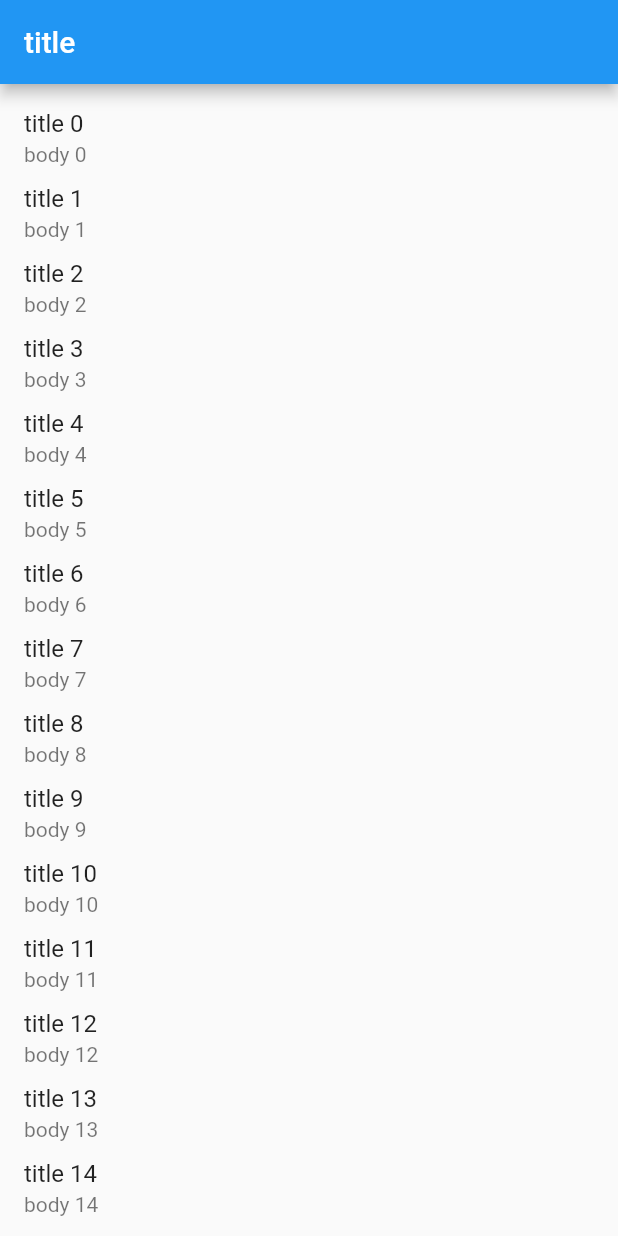
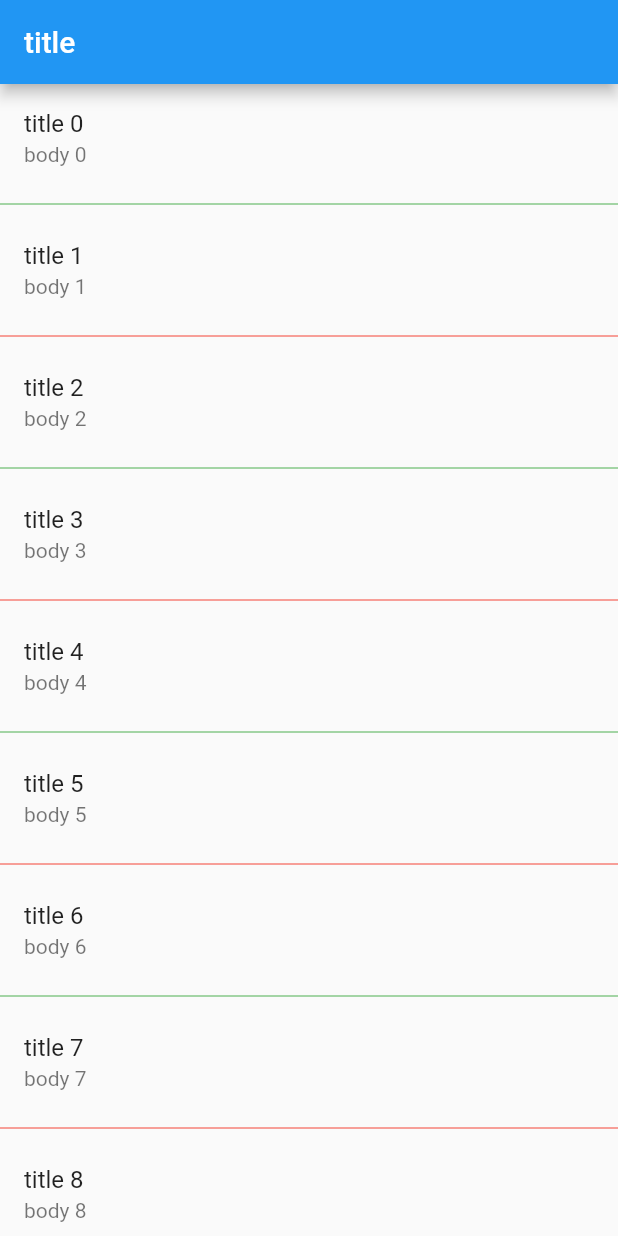
Before and after one commit to zhumingwei/flutter_app_helloworld, a Flutter app: the screen it shows after launch, on a phone screen of 412 x 824 dp. Run offline on Flutter 3.47's test engine with Material 2 defaults, Android fonts, the phone set to English and light mode, and no system bars.

```diff
--- a/lib/main.dart
+++ b/lib/main.dart
@@ -26,12 +26,13 @@ class MyView extends StatelessWidget {
       appBar: AppBar(
         title: Text("title"),
       ),
-      body: ListView.builder(
-        itemCount: 100,
-          itemExtent: 50.0,
+      body: ListView.separated(
+          itemCount: 100,
           //itemExtent 并不是一个必填参数。但强烈建议你提前设置好这个参数的值,避免频繁计算
           itemBuilder: (BuildContext context, int index) =>
               ListTile(title: Text("title $index"),subtitle: Text("body $index"),),
+          separatorBuilder: (BuildContext context,int index)=>
+            index %2 ==0? Divider(color: Colors.green) : Divider(color: Colors.red),
       ),
     );
   }
```
